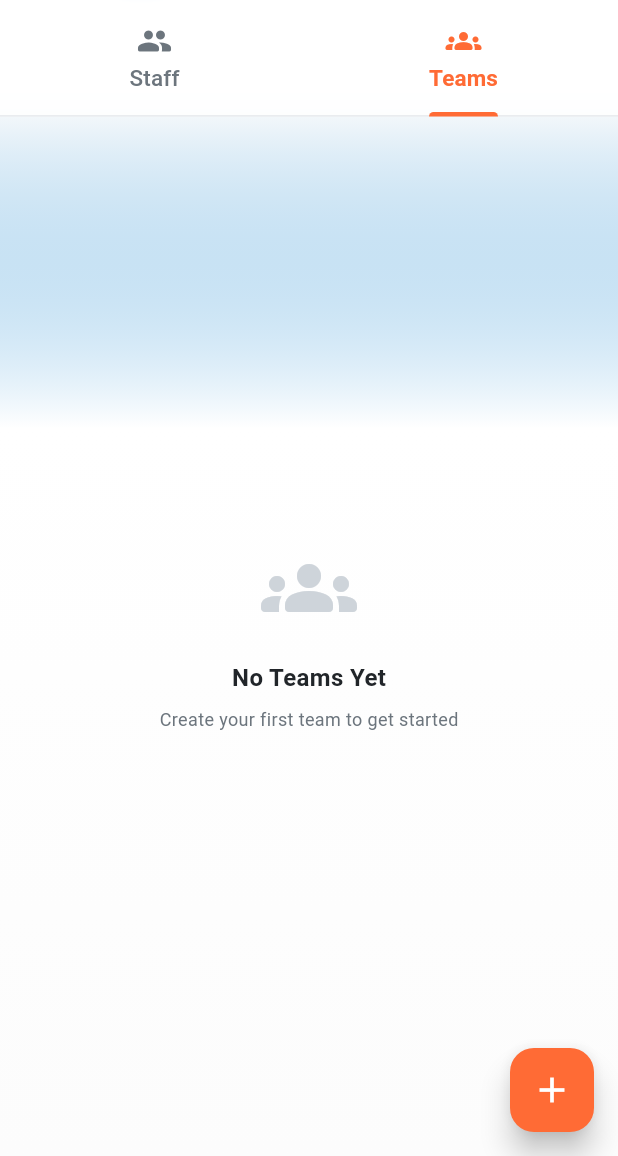
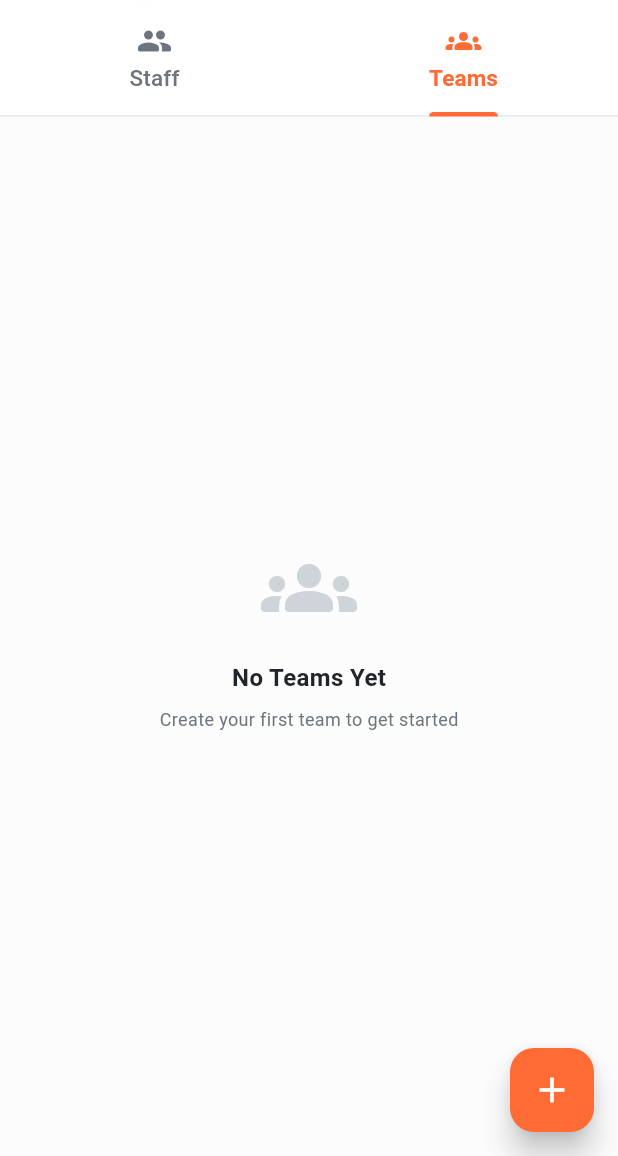
Before and after one commit to parzi-al/kseb, a Flutter app: the StaffManagementScreen screen opened directly with empty values, tab 2 chosen, on a phone screen of 412 x 824 dp, the part 80-1236 px from its top. Run offline on Flutter 3.47's test engine with Material 3 defaults, Android fonts, the phone set to English and light mode, and no system bars; our stand-ins replace cloud_firestore, firebase_auth, firebase_core, firebase_storage, google_fonts, image_picker and 3 more; accounts and stored records are empty.

Commit message:
fix: resolve 4 analyzer warnings + remove blue glow from staff management
- Remove unused flutter_test import in firebase_mock_helper.dart
- Add ignore for depend_on_referenced_packages (firebase_core_platform_interface)
- Remove unnecessary dart:async import in login_rate_limiter_test.dart
- Rename _createUserDoc to createUserDoc in session_service_test.dart
- Replace blue info gradient backgrounds with plain grey50 in staff management

```diff
--- a/lib/screens/staff_management_screen.dart
+++ b/lib/screens/staff_management_screen.dart
@@ -290,18 +290,7 @@ class _StaffManagementScreenState extends State<StaffManagementScreen>
 
   Widget _buildTeamManagementTab() {
     return Container(
-      decoration: BoxDecoration(
-        gradient: LinearGradient(
-          begin: Alignment.topCenter,
-          end: Alignment.bottomCenter,
-          colors: [
-            AppColors.info.withValues(alpha: 0.05),
-            AppColors.white,
-            AppColors.grey50,
-          ],
-          stops: const [0.0, 0.3, 1.0],
-        ),
-      ),
+      color: AppColors.grey50,
       child: StreamBuilder<QuerySnapshot>(
         stream: FirebaseFirestore.instance.collection('teams').snapshots(),
         builder: (context, snapshot) {
@@ -391,18 +380,7 @@ class _StaffManagementScreenState extends State<StaffManagementScreen>
     }
 
     return Container(
-      decoration: BoxDecoration(
-        gradient: LinearGradient(
-          begin: Alignment.topCenter,
-          end: Alignment.bottomCenter,
-          colors: [
-            AppColors.info.withValues(alpha: 0.05),
-            AppColors.white,
-            AppColors.grey50,
-          ],
-          stops: const [0.0, 0.3, 1.0],
-        ),
-      ),
+      color: AppColors.grey50,
       child: ClipRRect(
         borderRadius: BorderRadius.only(
           topLeft: Radius.circular(AppSpacing.xl),
```
Also changed, not shown: 3 other files.
